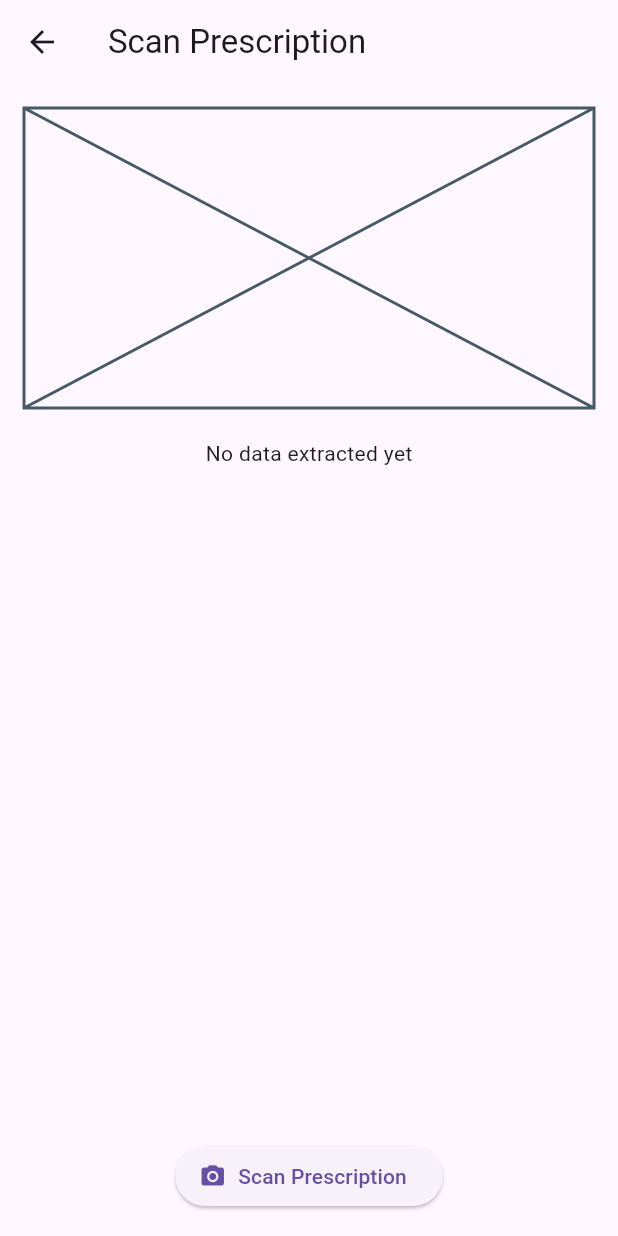
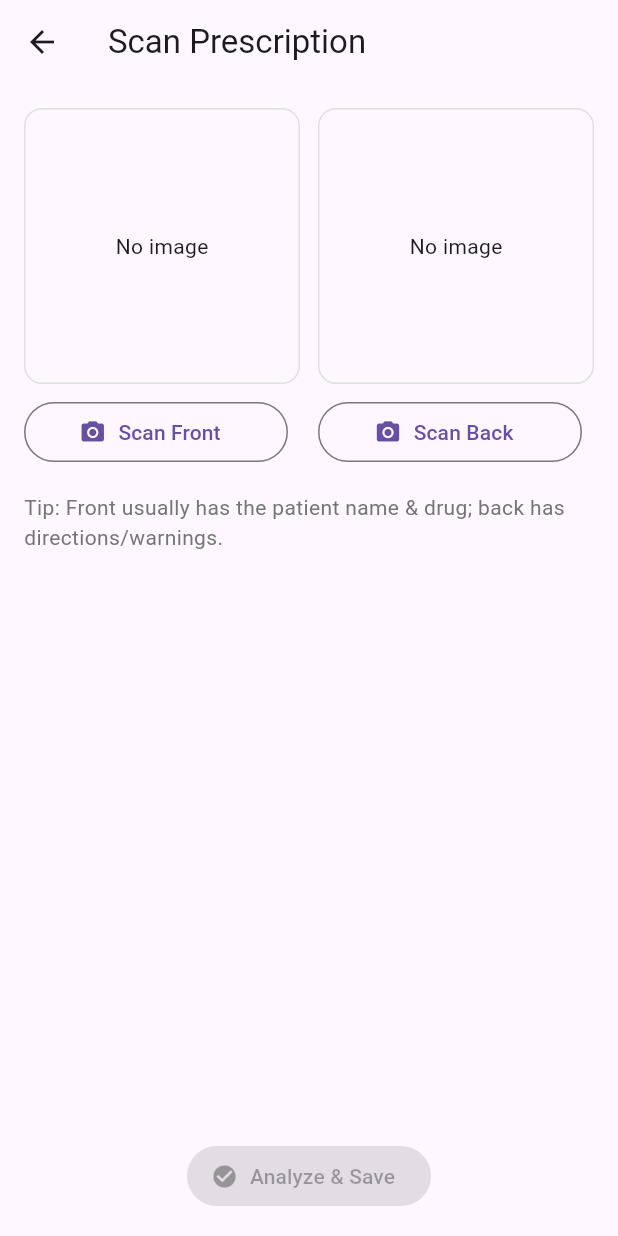
Before and after one commit to derianc/andHealth, a Flutter app: the ScanScreen screen opened directly, on a phone screen of 412 x 824 dp. Run offline on Flutter 3.47's test engine with Material 3 defaults, Android fonts, the light colour scheme and no system bars; our stand-ins replace cloud_firestore, curved_navigation_bar, firebase_auth, firebase_core, flutter_dotenv, google_sign_in and 4 more; missing offline and left inert: dart_openai; accounts and stored records are empty; generated files the repository leaves out were written again; network calls fail.

Commit message:
clean up comments and a few other changes

```diff
--- a/lib/prescription_scan.dart
+++ b/lib/prescription_scan.dart
@@ -2,13 +2,13 @@ import 'dart:convert';
 import 'dart:io';
 import 'package:andhealth/models/prescription_model.dart';
 import 'package:andhealth/providers/user_provider.dart';
+import 'package:andhealth/widgets/image_slot.dart';
 import 'package:flutter/material.dart';
 import 'package:flutter_dotenv/flutter_dotenv.dart';
 import 'package:http/http.dart' as http;
 import 'package:image_picker/image_picker.dart';
 import 'package:permission_handler/permission_handler.dart';
 import 'package:provider/provider.dart';
-import 'package:dart_openai/dart_openai.dart';
 import '../providers/prescription_provider.dart';
 
 class ScanScreen extends StatefulWidget {
@@ -19,63 +19,89 @@ class ScanScreen extends StatefulWidget {
 }
 
 class _ScanScreenState extends State<ScanScreen> {
-  File? _image;
+  File? _imageFront;
+  File? _imageBack;
   bool _loading = false;
   String _responseText = "";
 
   final ImagePicker _picker = ImagePicker();
 
-  @override
-  void initState() {
-    super.initState();
-    // Load prescriptions once, cache in provider, and prebuild calendar events.
-    _pickImage();
-  }
-
- Future<void> _pickImage() async {
+  Future<void> _pickImage({required bool isFront}) async {
     final status = await Permission.camera.request();
     if (!status.isGranted) {
+      if (mounted) {
         ScaffoldMessenger.of(context).showSnackBar(
           const SnackBar(content: Text('Camera permission denied')),
         );
+      }
       return;
     }
 
-  // ↓ shrink the capture to keep payload small
-  final pickedFile = await _picker.pickImage(
-    source: ImageSource.camera,
-    maxWidth: 1024,
-    maxHeight: 1024,
-    imageQuality: 75,
-  );
-  if (pickedFile != null) {
-    setState(() => _image = File(pickedFile.path));
-    await _processImage(File(pickedFile.path));
+    final picked = await _picker.pickImage(source: ImageSource.camera);
+    if (picked == null) return;
+
+    setState(() {
+      if (isFront) {
+        _imageFront = File(picked.path);
+      } else {
+        _imageBack = File(picked.path);
       }
+      _responseText = "";
+    });
   }
 
-  Future<void> _processImage(File imageFile) async {
+  Future<String> _fileToDataUrl(File imageFile) async {
+    final bytes = await imageFile.readAsBytes();
+    final isPng = imageFile.path.toLowerCase().endsWith('.png');
+    final mime = isPng ? 'image/png' : 'image/jpeg';
+    return 'data:$mime;base64,${base64Encode(bytes)}';
+    // OpenAI vision accepts data URLs; no need to upload elsewhere.
+  }
+
+  Future<void> _analyzeAndSave() async {
+    if (_imageFront == null && _imageBack == null) {
+      setState(() => _responseText = "Please scan at least one side first.");
+      return;
+    }
+
     setState(() {
       _loading = true;
       _responseText = "";
     });
 
     try {
-    final bytes = await imageFile.readAsBytes();
-
-    // Best-guess MIME from file extension
-    final isPng = imageFile.path.toLowerCase().endsWith('.png');
-    final mime = isPng ? 'image/png' : 'image/jpeg';
-
-    // Data URL that OpenAI can read
-    final dataUrl = 'data:$mime;base64,${base64Encode(bytes)}';
-
       final apiKey = dotenv.env['OPENAI_API_KEY'];
       if (apiKey == null || apiKey.isEmpty) {
         throw Exception('OPENAI_API_KEY missing in .env');
       }
 
+      final List<Map<String, dynamic>> userContent = [
+        {
+          "type": "text",
+          "text":
+              "These are photos of the SAME prescription bottle (front and back). "
+              "Use BOTH images to extract and MERGE details. If a field is unclear, use an empty string."
+        },
+      ];
+
+      if (_imageFront != null) {
+        final frontUrl = await _fileToDataUrl(_imageFront!);
+        userContent.add({
+          "type": "image_url",
+          "image_url": {"url": frontUrl}
+        });
+      }
+
+      if (_imageBack != null) {
+        final backUrl = await _fileToDataUrl(_imageBack!);
+        userContent.add({
+          "type": "image_url",
+          "image_url": {"url": backUrl}
+        });
+      }
+
       final uri = Uri.parse('https://api.openai.com/v1/chat/completions');
+
       final payload = {
         "model": "gpt-4o-mini",
         "response_format": {"type": "json_object"},
@@ -86,18 +112,15 @@ class _ScanScreenState extends State<ScanScreen> {
               {
                 "type": "text",
                 "text":
-                  "You are a medical OCR assistant. Extract prescription details and return ONLY JSON with keys: name, dosage, frequency, notes."
+                    "You are a medical OCR assistant. Extract prescription details from images. "
+                    "Return ONLY JSON with keys: name, dosage, frequency, notes. "
+                    "If conflicting info appears across images, prefer the clearest text and combine where appropriate."
               }
             ]
           },
           {
             "role": "user",
-          "content": [
-            {
-              "type": "image_url",
-              "image_url": {"url": dataUrl}
-            }
-          ]
+            "content": userContent,
           }
         ],
         "temperature": 0,
@@ -118,10 +141,10 @@ class _ScanScreenState extends State<ScanScreen> {
       }
 
       final decoded = jsonDecode(res.body) as Map<String, dynamic>;
-    final content = (decoded['choices'] as List).first['message']['content'] as String;
-    setState(() => _responseText = content);
+      final content =
+          (decoded['choices'] as List).first['message']['content'] as String;
 
-    // Parse the JSON content
+      // Parse JSON content
       final Map<String, dynamic> data = jsonDecode(content);
 
       // Get user id from your UserProvider
@@ -129,7 +152,7 @@ class _ScanScreenState extends State<ScanScreen> {
       if (user == null) throw Exception("No logged-in user.");
 
       final prescription = Prescription(
-      id: "", // Firestore will set in addPrescription
+        id: "", // Firestore will assign this in addPrescription
         userId: user.id,
         name: (data["name"] ?? "Unknown").toString(),
         dosage: (data["dosage"] ?? "").toString(),
@@ -139,51 +162,88 @@ class _ScanScreenState extends State<ScanScreen> {
         createdAt: DateTime.now(),
       );
 
-    // Save to Firestore via your provider
       await context.read<PrescriptionProvider>().addPrescription(prescription);
 
       if (mounted) {
         ScaffoldMessenger.of(context).showSnackBar(
           const SnackBar(content: Text("Prescription saved!")),
         );
-
-      Navigator.of(context).pop(true);
+        Navigator.of(context).pop(true); // back to list screen
       }
     } catch (e) {
       setState(() => _responseText = "Error: $e");
     } finally {
-    setState(() => _loading = false);
+      if (mounted) setState(() => _loading = false);
     }
   }
 
+
+
   @override
   Widget build(BuildContext context) {
+    final canAnalyze = _imageFront != null || _imageBack != null;
+
     return Scaffold(
       appBar: AppBar(title: const Text("Scan Prescription")),
-      body: Padding(
+      body: Stack(
+        children: [
+          Padding(
             padding: const EdgeInsets.all(16.0),
             child: Column(
               children: [
-            _image != null
-                ? Image.file(_image!, height: 200)
-                : const Placeholder(fallbackHeight: 200),
-            const SizedBox(height: 20),
-            _loading
-                ? const CircularProgressIndicator()
-                : Text(
-                    _responseText.isEmpty
-                        ? "No data extracted yet"
-                        : _responseText,
+                Row(
+                  children: [
+                    ImageSlot(
+                      label: "Front",
+                      file: _imageFront,
+                      onCapture: () => _pickImage(isFront: true),
+                      onClear: () => setState(() => _imageFront = null),
+                    ),
+                    const SizedBox(width: 12),
+                    ImageSlot(
+                      label: "Back",
+                      file: _imageBack,
+                      onCapture: () => _pickImage(isFront: false),
+                      onClear: () => setState(() => _imageBack = null),
+                    ),
+                  ],
+                ),
+                const SizedBox(height: 16),
+                Align(
+                  alignment: Alignment.centerLeft,
+                  child: Text(
+                    "Tip: Front usually has the patient name & drug; back has directions/warnings.",
+                    style: TextStyle(color: Colors.grey.shade600),
+                  ),
+                ),
+                const SizedBox(height: 16),
+                if (_responseText.isNotEmpty)
+                  Container(
+                    width: double.infinity,
+                    padding: const EdgeInsets.all(12),
+                    decoration: BoxDecoration(
+                      color: Colors.grey.shade100,
+                      border: Border.all(color: Colors.grey.shade300),
+                      borderRadius: BorderRadius.circular(8),
+                    ),
+                    child: Text(_responseText),
                   ),
                 const Spacer(),
                 ElevatedButton.icon(
-              onPressed: _pickImage,
-              icon: const Icon(Icons.camera_alt),
-              label: const Text("Scan Prescription"),
+                  onPressed: canAnalyze ? _analyzeAndSave : null,
+                  icon: const Icon(Icons.check_circle),
+                  label: const Text("Analyze & Save"),
                 ),
               ],
             ),
           ),
+          if (_loading)
+            Container(
+              color: Colors.black.withOpacity(0.25),
+              child: const Center(child: CircularProgressIndicator()),
+            ),
+        ],
+      ),
     );
   }
 }
--- a/lib/services/PrescriptionScheduleService.dart
+++ b/lib/services/PrescriptionScheduleService.dart
@@ -30,6 +30,7 @@ class PrescriptionScheduleService {
           hour,
           minute,
         );
+
         final key = DateTime(today.year, today.month, today.day);
 
         // collapse meds with same time
@@ -57,6 +58,7 @@ class PrescriptionScheduleService {
     return events;
   }
 
+
   Future<Map<String, dynamic>> _parseFrequencyWithOpenAI(
     String frequency,
   ) async {
@@ -77,7 +79,8 @@ class PrescriptionScheduleService {
           role: OpenAIChatMessageRole.user,
           content: [
             OpenAIChatCompletionChoiceMessageContentItemModel.text(
-              "Frequency: $frequency. Return JSON with fields: timesPerDay, intervalHours, suggestedTimes (24h HH:mm format).",
+              "Frequency: $frequency. Return JSON with fields: timesPerDay, intervalHours, suggestedTimes (24h HH:mm format). "
+              "Always start the first dose at 07:00, and space the remaining doses evenly across the day."
             ),
           ],
         ),
--- a/lib/services/auth_service.dart
+++ b/lib/services/auth_service.dart
@@ -33,7 +33,7 @@ class AuthService {
           photoUrl: user.photoURL ?? '',
         );
 
-        Provider.of<UserProvider>(context, listen: false).setUser(userModel);
+        Provider.of<UserProvider>(context, listen: true).setUser(userModel);
 
         // Navigate to home
         Navigator.pushReplacementNamed(context, '/home');
--- /dev/null
+++ b/lib/widgets/image_slot.dart
@@ -0,0 +1,49 @@
+import 'dart:io';
+
+import 'package:flutter/material.dart';
+
+Widget ImageSlot({
+    required String label,
+    required File? file,
+    required VoidCallback onCapture,
+    required VoidCallback onClear,
+  }) {
+    return Expanded(
+      child: Column(
+        children: [
+          AspectRatio(
+            aspectRatio: 1,
+            child: Container(
+              decoration: BoxDecoration(
+                border: Border.all(color: Colors.grey.shade300, width: 1),
+                borderRadius: BorderRadius.circular(12),
+              ),
+              clipBehavior: Clip.antiAlias,
+              child: file != null
+                  ? Image.file(file, fit: BoxFit.cover)
+                  : const Center(child: Text("No image")),
+            ),
+          ),
+          const SizedBox(height: 8),
+          Row(
+            children: [
+              Expanded(
+                child: OutlinedButton.icon(
+                  onPressed: onCapture,
+                  icon: const Icon(Icons.camera_alt),
+                  label: Text("Scan $label"),
+                ),
+              ),
+              const SizedBox(width: 8),
+              if (file != null)
+                IconButton(
+                  tooltip: "Clear $label",
+                  onPressed: onClear,
+                  icon: const Icon(Icons.close),
+                ),
+            ],
+          ),
+        ],
+      ),
+    );
+  }
--- a/pubspec.yaml
+++ b/pubspec.yaml
@@ -47,6 +47,8 @@ dependencies:
   image_picker: ^1.2.0
   permission_handler: ^11.3.1
   http: ^1.2.2
+  image_picker_for_web: ^3.0.4
+  file_picker: ^8.0.3
 
 dev_dependencies:
   flutter_test:
```
Also changed, not shown: lib/calendar_screen.dart (+22 -4 lines), lib/home_screen.dart (+3 -5 lines), lib/login_screen.dart (+6 -8 lines), lib/main.dart (+10 -8 lines), lib/profile_screen.dart (+5 -3 lines), lib/splash_screen.dart (+9 -5 lines), 1 other file. Lines whose indentation alone changed are shown as unchanged.
